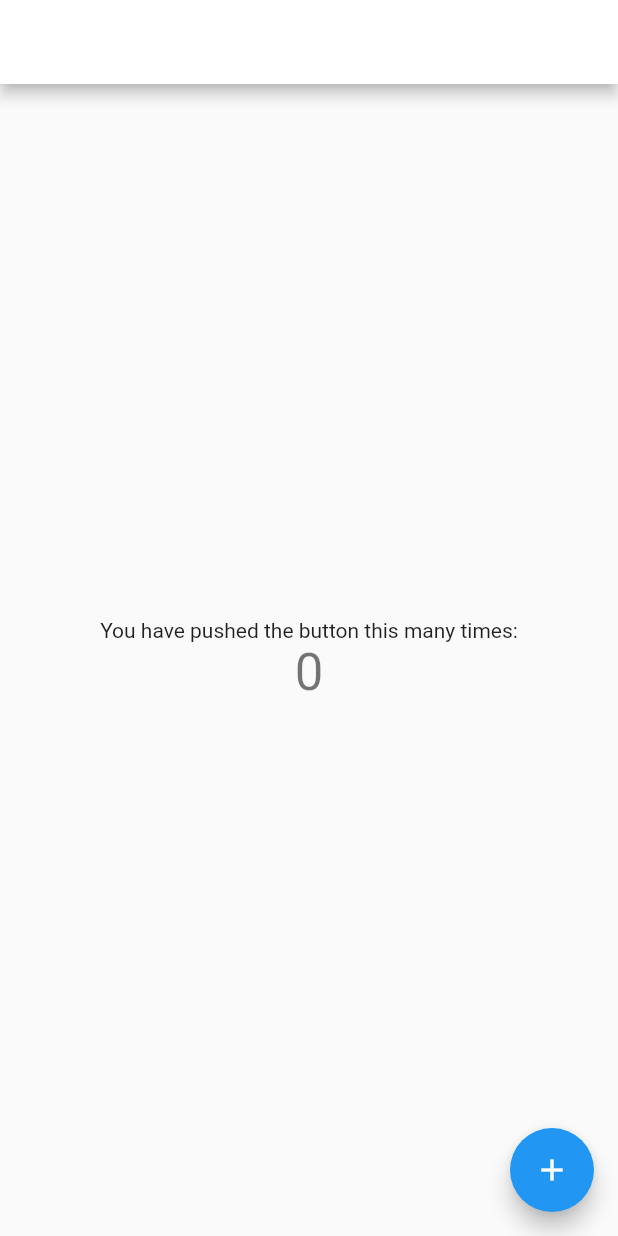
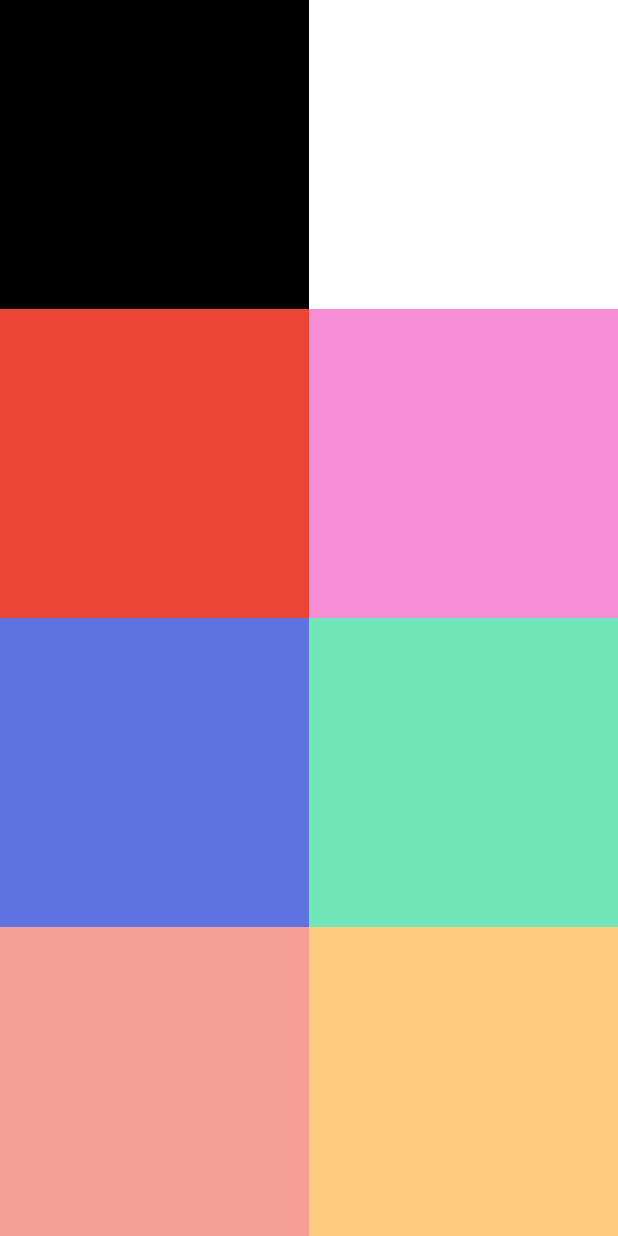
Before and after one commit to WoogearKwon/flutter-note, a Flutter app: the screen it shows after launch, on a phone screen of 412 x 824 dp. Run offline on Flutter 3.47's test engine with Material 2 defaults, Android fonts, the phone set to English and light mode, and no system bars; our stand-ins replace fluro, flutter_bloc, get_it, logger.

Commit message:
[UPDATE] Palette 추가 및 main 화면 수정

```diff
--- a/lib/presentation/screen/main.dart
+++ b/lib/presentation/screen/main.dart
@@ -1,4 +1,5 @@
 import 'package:flutter/material.dart';
+import 'package:flutter_note/presentation/screen/ui/palette.dart';
 
 class MainScreen extends StatefulWidget {
   const MainScreen({super.key});
@@ -8,39 +9,28 @@ class MainScreen extends StatefulWidget {
 }
 
 class _MainScreenState extends State<MainScreen> {
-  int _counter = 0;
-
-  void _incrementCounter() {
-    setState(() {
-      _counter++;
-    });
-  }
-
   @override
   Widget build(BuildContext context) {
+    const colors = Palette.mainColors;
     return Scaffold(
-      appBar: AppBar(
-        backgroundColor: Theme.of(context).colorScheme.inversePrimary,
-        title: const Text('Flutter Demo Home Page'),
-      ),
-      body: Center(
-        child: Column(
-          mainAxisAlignment: MainAxisAlignment.center,
-          children: <Widget>[
-            const Text(
-              'You have pushed the button this many times:',
-            ),
-            Text(
-              '$_counter',
-              style: Theme.of(context).textTheme.headlineMedium,
-            ),
-          ],
+      body: SizedBox(
+        width: double.infinity,
+        child: GridView.count(
+          crossAxisCount: 2,
+          shrinkWrap: true,
+          children: List.generate(
+            colors.length,
+            (index) {
+              final color = colors[index];
+
+              return Container(
+                padding: const EdgeInsets.all(10),
+                height: 44,
+                color: color,
+              );
+            },
+          ),
         ),
-      ),
-      floatingActionButton: FloatingActionButton(
-        onPressed: _incrementCounter,
-        tooltip: 'Increment',
-        child: const Icon(Icons.add),
       ),
     );
   }
--- /dev/null
+++ b/lib/presentation/screen/ui/palette.dart
@@ -0,0 +1,72 @@
+import 'package:flutter/material.dart';
+
+class Palette {
+  const Palette._();
+
+  // Value colors
+  static const transparent = Colors.transparent;
+
+  // Design colors
+  static const black01Basic = Color.fromRGBO(0, 0, 0, 1.0);
+  static const black02Pressed = Color.fromRGBO(0, 0, 0, 0.5);
+  static const black03Floating = Color.fromRGBO(0, 0, 0, 1.0);
+  static const greyChartLine = Color.fromRGBO(230, 230, 230, 1.0);
+  static const grey01Bg = Color.fromRGBO(247, 247, 247, 1.0);
+  static const grey02Line = Color.fromRGBO(229, 229, 229, 1);
+  static const grey03Icon = Color.fromRGBO(204, 204, 204, 1.0);
+  static const grey04Inactive = Color.fromRGBO(153, 153, 153, 1.0);
+  static const grey05Subtext = Color.fromRGBO(68, 68, 68, 1.0);
+  static const white01Basic = Color.fromRGBO(255, 255, 255, 1.0);
+  static const white02Floating = Color.fromRGBO(255, 255, 255, 0.95);
+  static const white03Pressed = Color.fromRGBO(255, 255, 255, 0.5);
+  static const red01Highlight = Color.fromRGBO(252, 236, 234, 1.0);
+  static const red02Light = Color.fromRGBO(247, 181, 174, 1.0);
+  static const red03Basic = Color.fromRGBO(234, 69, 53, 1.0);
+  static const red04Dark = Color.fromRGBO(163, 48, 37, 1.0);
+  static const retroPink01Highlight = Color.fromRGBO(254, 243, 250, 1.0);
+  static const retroPink02Light = Color.fromRGBO(252, 210, 238, 1.0);
+  static const retroPink03Basic = Color.fromRGBO(247, 142, 213, 1.0);
+  static const retroPink04Dark = Color.fromRGBO(194, 88, 160, 1.0);
+  static const retroBlue01Highlight = Color.fromRGBO(238, 241, 251, 1.0);
+  static const retroBlue02Light = Color.fromRGBO(191, 199, 243, 1.0);
+  static const retroBlue03Basic = Color.fromRGBO(94, 115, 224, 1.0);
+  static const retroBlue04Dark = Color.fromRGBO(65, 80, 156, 1.0);
+  static const retroMint01Highlight = Color.fromRGBO(240, 252, 248, 1.0);
+  static const retroMint02Light = Color.fromRGBO(198, 245, 227, 1.0);
+  static const retroMint03Basic = Color.fromRGBO(113, 230, 185, 1.0);
+  static const retroMint04Dark = Color.fromRGBO(78, 160, 129, 1.0);
+  static const retroOrange01Highlight = Color.fromRGBO(254, 245, 244, 1.0);
+  static const retroOrange02Light = Color.fromRGBO(251, 217, 213, 1.0);
+  static const retroOrange03Basic = Color.fromRGBO(246, 159, 150, 1.0);
+  static const retroOrange04Dark = Color.fromRGBO(171, 110, 104, 1.0);
+  static const retroYellow01Highlight = Color.fromRGBO(255, 250, 242, 1.0);
+  static const retroYellow02Light = Color.fromRGBO(255, 235, 205, 1.0);
+  static const retroYellow03Basic = Color.fromRGBO(255, 205, 129, 1.0);
+  static const retroYellow04Dark = Color.fromRGBO(178, 143, 90, 1.0);
+  static const retroGreen01Highlight = Color.fromRGBO(230, 244, 246, 1.0);
+  static const retroGreen02Light = Color.fromRGBO(156, 214, 222, 1.0);
+  static const retroGreen03Basic = Color.fromRGBO(8, 152, 172, 1.0);
+  static const retroGreen04Dark = Color.fromRGBO(5, 106, 120, 1.0);
+  static const retroViolet01Highlight = Color.fromRGBO(245, 241, 253, 1.0);
+  static const retroViolet02Light = Color.fromRGBO(218, 201, 249, 1.0);
+  static const retroViolet03Basic = Color.fromRGBO(162, 121, 241, 1.0);
+  static const retroViolet04Dark = Color.fromRGBO(113, 84, 168, 1.0);
+  static const retroNavy01Highlight = Color.fromRGBO(237, 237, 242, 1.0);
+  static const retroNavy02Light = Color.fromRGBO(185, 184, 203, 1.0);
+  static const retroNavy03Basic = Color.fromRGBO(80, 77, 125, 1.0);
+  static const retroNavy04Dark = Color.fromRGBO(55, 53, 87, 1.0);
+
+  static const mainColors = [
+    black01Basic,
+    white01Basic,
+    red03Basic,
+    retroPink03Basic,
+    retroBlue03Basic,
+    retroMint03Basic,
+    retroOrange03Basic,
+    retroYellow03Basic,
+    retroGreen03Basic,
+    retroViolet03Basic,
+    retroNavy03Basic,
+  ];
+}
```
